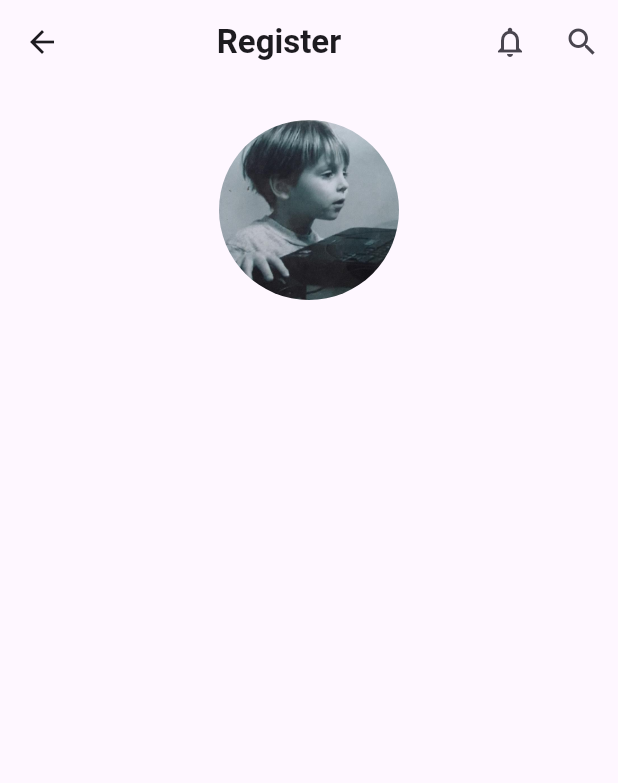
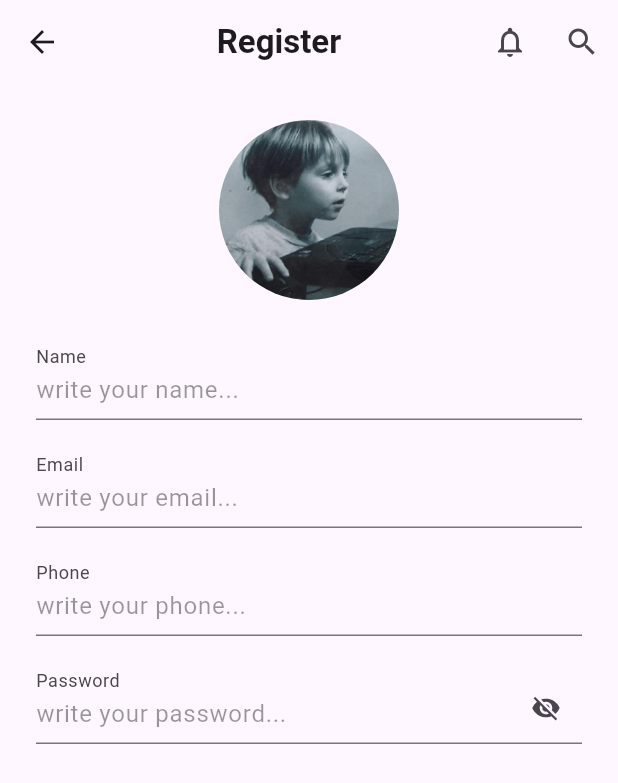
Before and after one commit to usefmahmud/flutter-assignment-register-page, a Flutter app: the screen it shows after launch, on a phone screen of 412 x 824 dp. Shown: the top 783 px of the screen. Run offline on Flutter 3.47's test engine with Material 3 defaults, Android fonts, the phone set to English and light mode, and no system bars.

Commit message:
feat: add custom text field widget and update home page layout

```diff
--- a/lib/main.dart
+++ b/lib/main.dart
@@ -24,7 +24,47 @@ class MyHomePage extends StatelessWidget {
   Widget build(BuildContext context) {
     return Scaffold(
       appBar: CustomAppBar(),
-      body: Center(child: Column(children: [SizedBox(height: 24), Header()])),
+      body: Center(
+        child: Column(
+          children: [
+            SizedBox(height: 24),
+            Header(),
+            Padding(
+              padding: EdgeInsets.all(24),
+              child: Column(
+                children: [
+                  Form(
+                    child: Column(
+                      children: [
+                        CustomTextField(
+                          labelText: 'Name',
+                          hintText: 'write your name...',
+                        ),
+                        SizedBox(height: 16),
+                        CustomTextField(
+                          labelText: 'Email',
+                          hintText: 'write your email...',
+                        ),
+                        SizedBox(height: 16),
+                        CustomTextField(
+                          labelText: 'Phone',
+                          hintText: 'write your phone...',
+                        ),
+                        SizedBox(height: 16),
+                        CustomTextField(
+                          labelText: 'Password',
+                          hintText: 'write your password...',
+                          type: TextFieldType.password,
+                        ),
+                      ],
+                    ),
+                  ),
+                ],
+              ),
+            ),
+          ],
+        ),
+      ),
     );
   }
 }
--- a/lib/widgets/index.dart
+++ b/lib/widgets/index.dart
@@ -1,2 +1,3 @@
 export 'appbar.dart';
 export 'header.dart';
+export 'inputs/custom_text_field.dart';
--- /dev/null
+++ b/lib/widgets/inputs/custom_text_field.dart
@@ -0,0 +1,59 @@
+import 'package:flutter/material.dart';
+
+enum TextFieldType { text, password }
+
+class CustomTextField extends StatefulWidget {
+  const CustomTextField({
+    super.key,
+    required this.labelText,
+    this.hintText,
+    this.validator,
+    this.controller,
+    this.type = TextFieldType.text,
+  });
+
+  final String labelText;
+  final String? hintText;
+  final String? Function(String?)? validator;
+  final TextEditingController? controller;
+  final TextFieldType type;
+
+  @override
+  State<CustomTextField> createState() => _CustomTextFieldState();
+}
+
+class _CustomTextFieldState extends State<CustomTextField> {
+  bool _obscureText = true;
+
+  @override
+  Widget build(BuildContext context) {
+    return TextFormField(
+      controller: widget.controller,
+      decoration: InputDecoration(
+        labelText: widget.labelText,
+        hintText: widget.hintText,
+        hintStyle: const TextStyle(color: Color.fromRGBO(0, 0, 0, 0.4)),
+        floatingLabelBehavior: FloatingLabelBehavior.always,
+        suffixIcon: widget.type == TextFieldType.password
+            ? Padding(
+                padding: EdgeInsets.only(top: 8),
+                child: IconButton(
+                  icon: Icon(
+                    _obscureText ? Icons.visibility_off : Icons.visibility,
+                    size: 20,
+                  ),
+                  onPressed: () {
+                    setState(() {
+                      _obscureText = !_obscureText;
+                    });
+                  },
+                ),
+              )
+            : null,
+      ),
+      obscureText: widget.type == TextFieldType.password && _obscureText,
+      obscuringCharacter: '•',
+      validator: widget.validator,
+    );
+  }
+}
```
